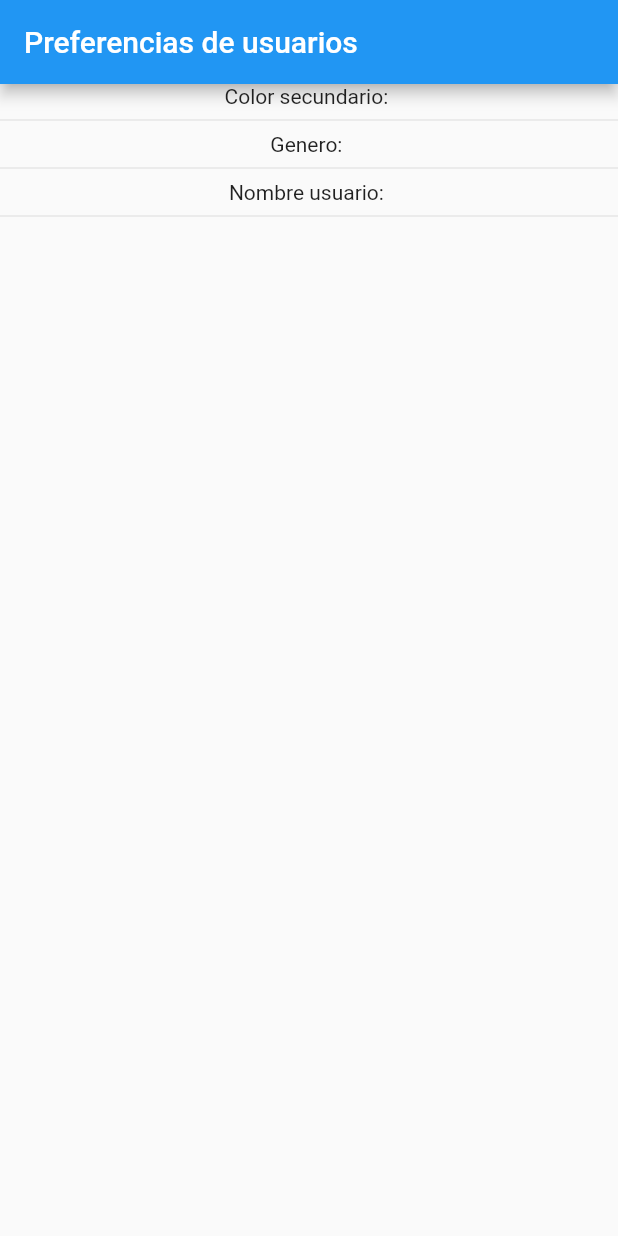
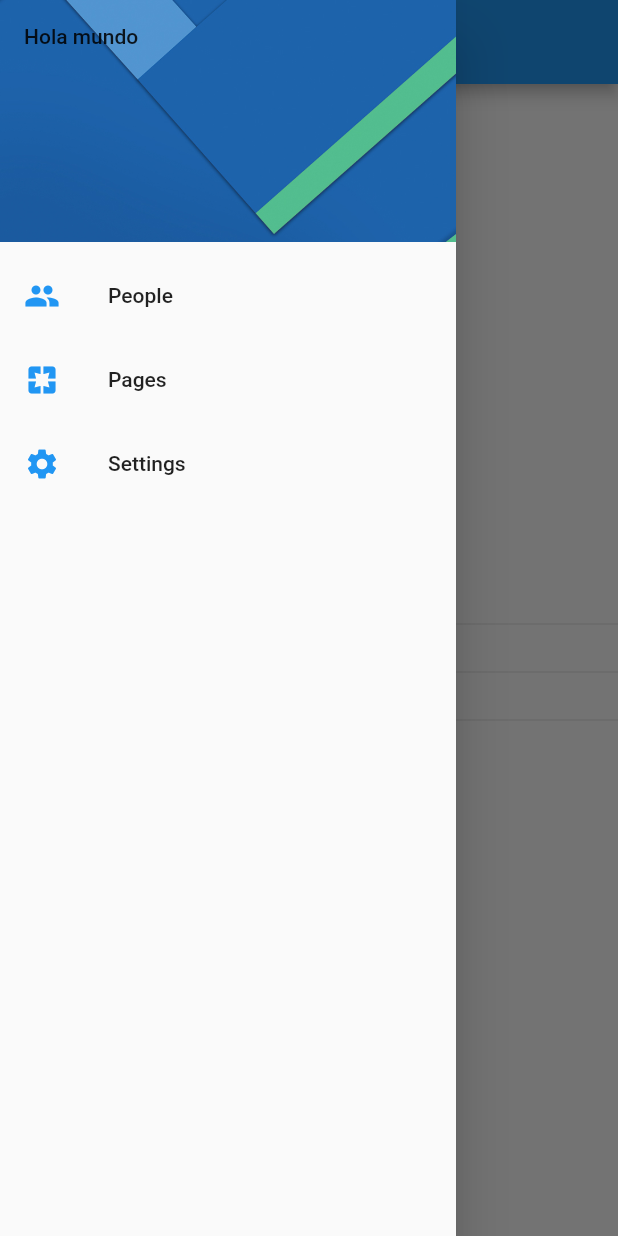
Before and after one commit to oscar02r/user_preferences_flutter, a Flutter app: the screen it shows after launch, with the side drawer open (before the commit the screen has no drawer), on a phone screen of 412 x 824 dp. Run offline on Flutter 3.47's test engine with Material 2 defaults, Android fonts, the phone set to English and light mode, and no system bars.

Commit message:
Creating drawer in home page

```diff
--- a/lib/main.dart
+++ b/lib/main.dart
@@ -1,5 +1,6 @@
 import 'package:flutter/material.dart';
 import 'package:user_preferences_flutter/src/pages/home_page.dart';
+import 'package:user_preferences_flutter/src/pages/settings_page.dart';
 
 void main() {
   runApp(MyApp());
@@ -14,7 +15,8 @@ class MyApp  extends StatelessWidget{
      title: 'Preferencias',
      initialRoute: HomePage.routeName ,
      routes: {
-       HomePage.routeName:(BuildContext context) => HomePage()
+       HomePage.routeName:(BuildContext context) => HomePage(),
+       SettingsPage.routeName:(BuildContext context) => SettingsPage()
      },
    );
   }
--- a/lib/src/pages/home_page.dart
+++ b/lib/src/pages/home_page.dart
@@ -1,5 +1,7 @@
 
+import 'package:flutter/cupertino.dart';
 import'package:flutter/material.dart';
+import 'package:user_preferences_flutter/src/pages/settings_page.dart';
 
 class HomePage extends StatelessWidget{
   static final String routeName ='home';
@@ -9,7 +11,9 @@ class HomePage extends StatelessWidget{
      appBar: AppBar(
        title: Text('Preferencias de usuarios'),
      ),
+     drawer: _crearMenu(context),
      body: Column(
+       mainAxisAlignment: MainAxisAlignment.center,
        children: [
          Text('Color secundario: '),
          Divider(),
@@ -22,4 +26,44 @@ class HomePage extends StatelessWidget{
    );
   }
 
+  Widget _crearMenu(BuildContext context) {
+    return Drawer(
+      child: ListView(
+        padding: EdgeInsets.zero,
+        children: [
+          DrawerHeader(
+            child: Container(child: Text('Hola mundo'),),
+            decoration: BoxDecoration(
+                image: DecorationImage(
+                    image: AssetImage('assets/menu.jpg'),
+                  fit: BoxFit.cover
+                )
+            ),
+          ),
+          ListTile(
+            leading:Icon(Icons.people, color: Colors.blue,),
+            title: Text('People'),
+            onTap: (){},
+          ),
+          ListTile(
+            leading:Icon(Icons.pages, color: Colors.blue,),
+            title: Text('Pages'),
+            onTap: (){
+              Navigator.pushReplacementNamed (context, HomePage.routeName);
+            },
+          ),
+          ListTile(
+            leading:Icon(Icons.settings, color: Colors.blue,),
+            title: Text('Settings'),
+            onTap: (){
+              Navigator.pop(context);
+              Navigator.pushReplacementNamed (context, SettingsPage.routeName);
+            },
+          ),
+        ],
+      ),
+    );
+  }
+
+
 }
--- /dev/null
+++ b/lib/src/pages/settings_page.dart
@@ -0,0 +1,19 @@
+
+import'package:flutter/material.dart';
+
+class SettingsPage extends StatelessWidget{
+  static final String routeName ='settings';
+  @override
+  Widget build(BuildContext context) {
+    return Scaffold(
+      appBar: AppBar(
+        title: Text('Settings'),
+      ),
+      body: Center(
+        child: Text('Settings page'),
+      )
+    );
+  }
+
+
+}
--- a/pubspec.yaml
+++ b/pubspec.yaml
@@ -45,8 +45,8 @@ flutter:
   uses-material-design: true
 
   # To add assets to your application, add an assets section, like this:
-  # assets:
-  #   - images/a_dot_burr.jpeg
+  assets:
+    - assets/menu.jpg
   #   - images/a_dot_ham.jpeg
 
   # An image asset can refer to one or more resolution-specific "variants", see
```
Also changed, not shown: assets/menu.jpg (added).
